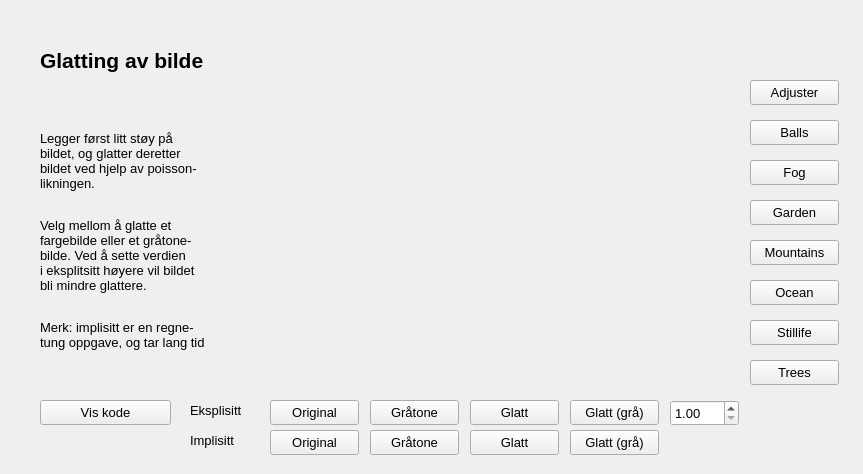
This is src/blur.ui in jegerud/Sciprog2020project as Qt 5 draws it before an edit. The edited form follows.
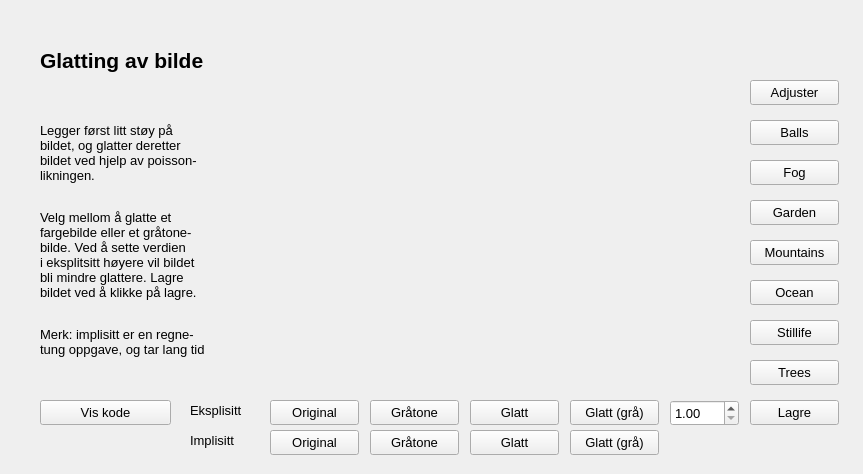
This is the edited form. Custom widgets are drawn as their Qt base class.

Commit message: Mulighet for å lagre bilde

```diff
--- a/src/blur.ui
+++ b/src/blur.ui
@@ -203,7 +203,7 @@
     </font>
    </property>
    <property name="text">
-    <string>&lt;html&gt;&lt;head/&gt;&lt;body&gt;&lt;p&gt;Legger først litt støy på &lt;br/&gt;bildet, og glatter deretter&lt;br/&gt;bildet ved hjelp av poisson-&lt;br/&gt;likningen.&lt;/p&gt;&lt;p&gt;&lt;br/&gt;Velg mellom å glatte et &lt;br/&gt;fargebilde eller et gråtone-&lt;br/&gt;bilde. Ved å sette verdien&lt;br/&gt;i eksplitsitt høyere vil bildet &lt;br/&gt;bli mindre glattere.&lt;/p&gt;&lt;p&gt;&lt;br/&gt;Merk: implisitt er en regne-&lt;br/&gt;tung oppgave, og tar lang tid&lt;/p&gt;&lt;/body&gt;&lt;/html&gt;</string>
+    <string>&lt;html&gt;&lt;head/&gt;&lt;body&gt;&lt;p&gt;Legger først litt støy på &lt;br/&gt;bildet, og glatter deretter&lt;br/&gt;bildet ved hjelp av poisson-&lt;br/&gt;likningen.&lt;/p&gt;&lt;p&gt;&lt;br/&gt;Velg mellom å glatte et &lt;br/&gt;fargebilde eller et gråtone-&lt;br/&gt;bilde. Ved å sette verdien&lt;br/&gt;i eksplitsitt høyere vil bildet &lt;br/&gt;bli mindre glattere. Lagre&lt;br/&gt;bildet ved å klikke på lagre.&lt;/p&gt;&lt;p&gt;&lt;br/&gt;Merk: implisitt er en regne-&lt;br/&gt;tung oppgave, og tar lang tid&lt;/p&gt;&lt;/body&gt;&lt;/html&gt;</string>
    </property>
    <property name="wordWrap">
     <bool>false</bool>
@@ -435,6 +435,24 @@
     <string>Implisitt</string>
    </property>
   </widget>
+  <widget class="QPushButton" name="save">
+   <property name="geometry">
+    <rect>
+     <x>750</x>
+     <y>400</y>
+     <width>89</width>
+     <height>25</height>
+    </rect>
+   </property>
+   <property name="font">
+    <font>
+     <pointsize>10</pointsize>
+    </font>
+   </property>
+   <property name="text">
+    <string>Lagre</string>
+   </property>
+  </widget>
  </widget>
  <customwidgets>
   <customwidget>
```
The commit also changes 14 other files.
